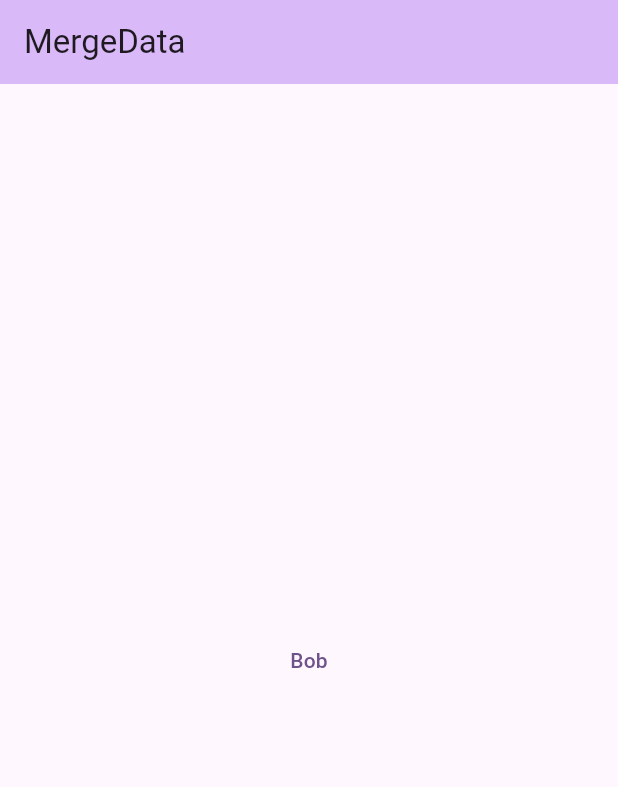
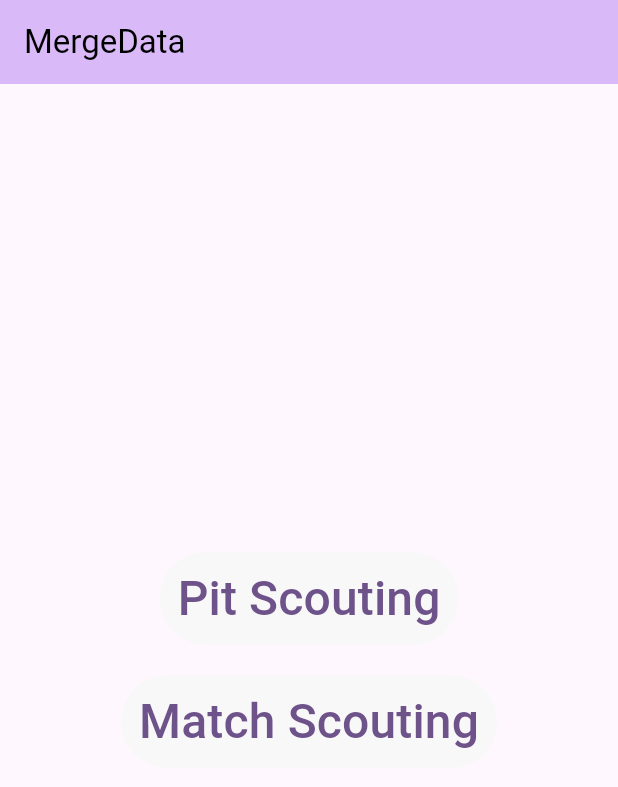
Before and after one commit to FRC2706/MergeData, a Flutter app: the screen it shows after launch, on a phone screen of 412 x 824 dp. Shown: the top 787 px of the screen. Run offline on Flutter 3.47's test engine with Material 3 defaults, Android fonts, the phone set to English and light mode, and no system bars.

Commit message:
Add scouting type selector

```diff
--- a/lib/screens/start.dart
+++ b/lib/screens/start.dart
@@ -1,4 +1,6 @@
 import 'package:flutter/material.dart';
+import 'package:merge_data/screens/pit_scouting.dart';
+import 'package:merge_data/screens/match_scouting.dart';
 
 class StartPage extends StatefulWidget {
   const StartPage({super.key, required this.title});
@@ -10,8 +12,22 @@ class StartPage extends StatefulWidget {
 }
 
 class _StartState extends State<StartPage> {
-  void testFunction() {
-    var a = 1 + 1;
+  void pitScouting() {
+    Navigator.push(
+      context,
+      MaterialPageRoute(
+        builder: (context) => PitScoutingPage(title: "Pit Scouting"),
+      ),
+    );
+  }
+
+  void matchScouting() {
+    Navigator.push(
+      context,
+      MaterialPageRoute(
+        builder: (context) => MatchScoutingPage(title: "Match Scouting"),
+      ),
+    );
   }
 
   @override
@@ -19,13 +35,28 @@ class _StartState extends State<StartPage> {
     return Scaffold(
         appBar: AppBar(
           backgroundColor: Theme.of(context).colorScheme.inversePrimary,
-          title: Text(widget.title),
+          title:
+              Text(widget.title, style: const TextStyle(color: Colors.black)),
         ),
         body: Center(
           child: Column(
             mainAxisAlignment: MainAxisAlignment.center,
             children: <Widget>[
-              TextButton(onPressed: testFunction, child: Text("Bob"))
+              TextButton(
+                  onPressed: pitScouting,
+                  style: TextButton.styleFrom(
+                      backgroundColor:
+                          const Color.fromARGB(248, 248, 248, 248)),
+                  child: const Text("Pit Scouting",
+                      style: TextStyle(fontSize: 32))),
+              const Padding(padding: EdgeInsets.all(10)),
+              TextButton(
+                  onPressed: matchScouting,
+                  style: TextButton.styleFrom(
+                      backgroundColor:
+                          const Color.fromARGB(248, 248, 248, 248)),
+                  child: const Text("Match Scouting",
+                      style: TextStyle(fontSize: 32))),
             ],
           ),
         ) // This trailing comma makes auto-formatting nicer for build methods.
```
Also changed, not shown: lib/screens/match_scouting.dart (added, +29 -0 lines), lib/screens/pit_scouting.dart (added, +29 -0 lines).
